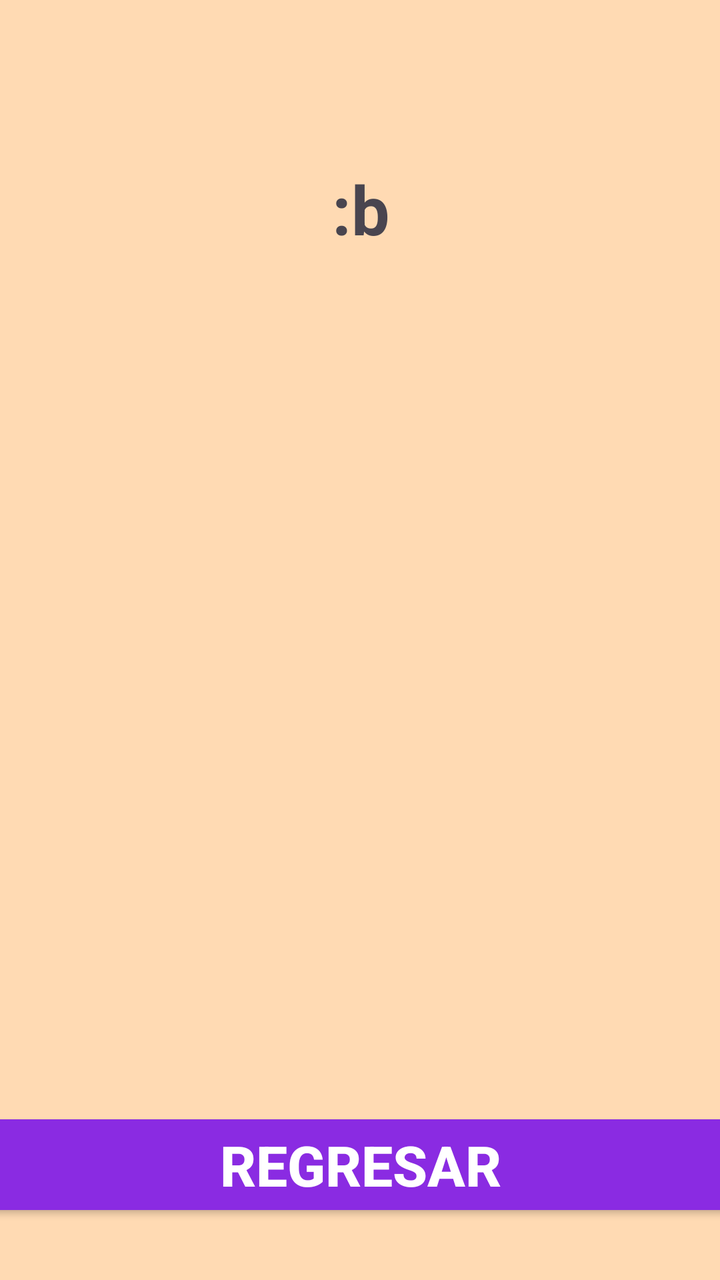
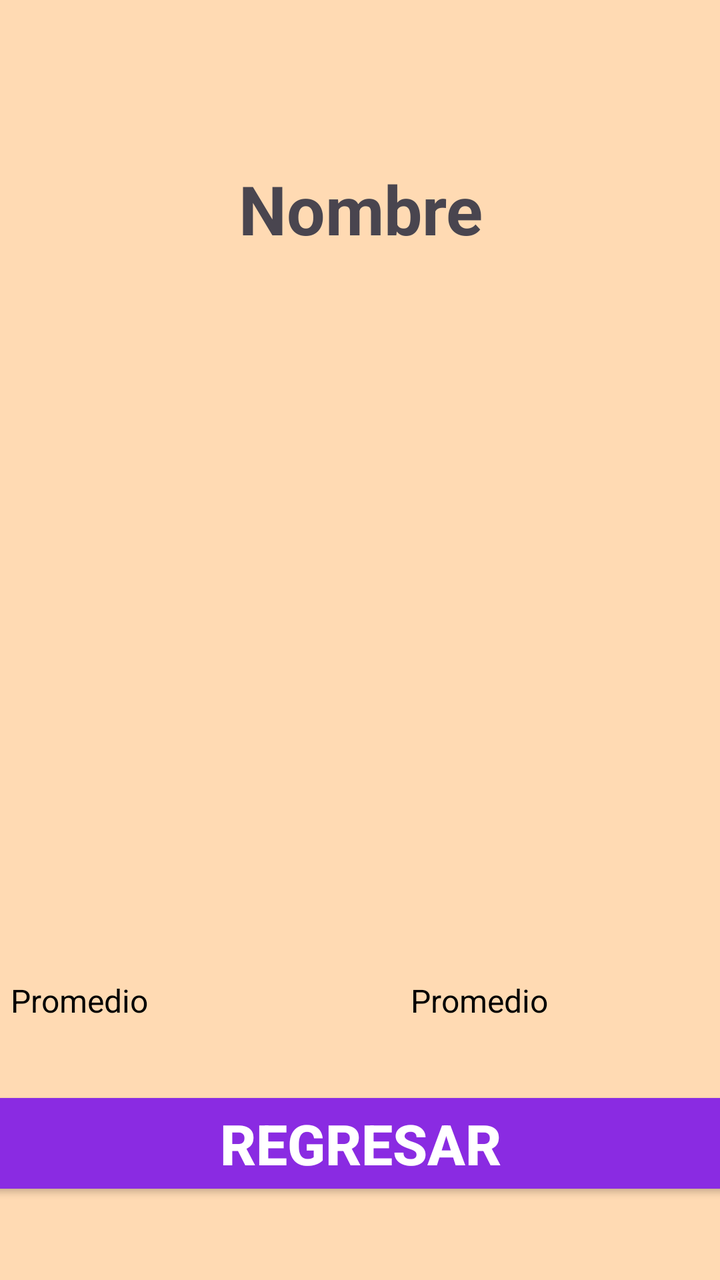

An Android layout rendered at two revisions. The XML below is the earlier revision; the diff shows what the commit changed to produce the second picture.
<!-- AndroidManifest.xml: application theme Theme.Proyecto_Integrador -->
<!-- res/layout/activity_perfil_academico.xml -->
<?xml version="1.0" encoding="utf-8"?>
<androidx.constraintlayout.widget.ConstraintLayout
    xmlns:android="http://schemas.android.com/apk/res/android"
    xmlns:app="http://schemas.android.com/apk/res-auto"
    xmlns:tools="http://schemas.android.com/tools"
    android:id="@+id/perfil_academico"
    android:layout_width="match_parent"
    android:layout_height="match_parent"
    android:background="@color/naranjapastel"
    tools:context=".PerfilAcademico">

    <TextView
        android:id="@+id/titulo"
        android:layout_width="375dp"
        android:layout_height="wrap_content"
        android:layout_marginBottom="50dp"
        android:gravity="center"
        android:text="@string/default_text"
        android:textSize="34sp"
        android:textStyle="bold"
        android:visibility="visible"
        app:layout_constraintBottom_toBottomOf="parent"
        app:layout_constraintEnd_toEndOf="parent"
        app:layout_constraintStart_toStartOf="parent"
        app:layout_constraintTop_toTopOf="parent"
        app:layout_constraintVertical_bias="0.15"
        app:layout_constraintHorizontal_bias="0.5"/>

    <LinearLayout
        android:layout_width="375dp"
        android:layout_height="424dp"
        android:layout_marginTop="21dp"
        android:layout_marginBottom="16dp"
        android:orientation="vertical"
        app:layout_constraintBottom_toBottomOf="parent"
        app:layout_constraintEnd_toEndOf="parent"
        app:layout_constraintStart_toStartOf="parent"
        app:layout_constraintTop_toTopOf="parent"
        app:layout_constraintVertical_bias="0.6"
        app:layout_constraintHorizontal_bias="0.5">

        <ScrollView
            android:layout_width="match_parent"
            android:layout_height="match_parent">

            <LinearLayout
                android:layout_width="match_parent"
                android:layout_height="wrap_content"
                android:gravity="center_horizontal"
                android:orientation="vertical">

                <ListView
                    android:id="@+id/lista_materias"
                    android:layout_width="375dp"
                    android:layout_height="250dp"
                    android:orientation="vertical"
                    app:layout_constraintBottom_toBottomOf="parent"
                    app:layout_constraintEnd_toEndOf="parent"
                    app:layout_constraintStart_toStartOf="parent"
                    app:layout_constraintTop_toTopOf="parent"
                    app:layout_constraintVertical_bias="0.4"
                    app:layout_constraintHorizontal_bias="0.5"/>
            </LinearLayout>
        </ScrollView>
    </LinearLayout>

    <LinearLayout
        android:layout_width="375dp"
        android:layout_height="wrap_content"
        android:orientation="vertical"
        android:gravity="center_horizontal|bottom"
        app:layout_constraintBottom_toBottomOf="parent"
        app:layout_constraintEnd_toEndOf="parent"
        app:layout_constraintStart_toStartOf="parent"
        app:layout_constraintTop_toTopOf="parent"
        app:layout_constraintVertical_bias="0.95"
        app:layout_constraintHorizontal_bias="0.5">

        <Button
            android:id="@+id/btn_back"
            android:visibility="visible"
            android:layout_width="match_parent"
            android:layout_height="wrap_content"
            android:text="@string/btn_back"
            android:textStyle="bold"
            android:textSize="28sp"
            android:textColor="@color/white"
            android:backgroundTint="@color/violeta"/>
    </LinearLayout>


</androidx.constraintlayout.widget.ConstraintLayout>
<!-- resources referenced by this layout -->
<resources>
  <color name="naranjapastel">#FFDAB3</color>
  <color name="violeta">#8A2BE2</color>
  <color name="white">#FFFFFF</color>
  <string name="btn_back" translatable="false">Regresar</string>
  <string name="default_text" translatable="false">:b</string>
  <style name="Theme.Proyecto_Integrador" parent="Base.Theme.Proyecto_Integrador" />
  <style name="Base.Theme.Proyecto_Integrador" parent="Theme.Material3.DayNight.NoActionBar">
          
          
      </style>
</resources>

<!-- the commit's change to res/layout/activity_perfil_academico.xml (unified diff, before → after) -->
@@ -15,7 +15,7 @@
         android:layout_height="wrap_content"
         android:layout_marginBottom="50dp"
         android:gravity="center"
-        android:text="@string/default_text"
+        android:text="@string/name"
         android:textSize="34sp"
         android:textStyle="bold"
         android:visibility="visible"
@@ -28,7 +28,7 @@
 
     <LinearLayout
         android:layout_width="375dp"
-        android:layout_height="424dp"
+        android:layout_height="wrap_content"
         android:layout_marginTop="21dp"
         android:layout_marginBottom="16dp"
         android:orientation="vertical"
@@ -36,7 +36,7 @@
         app:layout_constraintEnd_toEndOf="parent"
         app:layout_constraintStart_toStartOf="parent"
         app:layout_constraintTop_toTopOf="parent"
-        app:layout_constraintVertical_bias="0.6"
+        app:layout_constraintVertical_bias="0.5"
         app:layout_constraintHorizontal_bias="0.5">
 
         <ScrollView
@@ -45,20 +45,20 @@
 
             <LinearLayout
                 android:layout_width="match_parent"
-                android:layout_height="wrap_content"
+                android:layout_height="match_parent"
                 android:gravity="center_horizontal"
                 android:orientation="vertical">
 
                 <ListView
                     android:id="@+id/lista_materias"
                     android:layout_width="375dp"
-                    android:layout_height="250dp"
+                    android:layout_height="320dp"
                     android:orientation="vertical"
                     app:layout_constraintBottom_toBottomOf="parent"
                     app:layout_constraintEnd_toEndOf="parent"
                     app:layout_constraintStart_toStartOf="parent"
                     app:layout_constraintTop_toTopOf="parent"
-                    app:layout_constraintVertical_bias="0.4"
+                    app:layout_constraintVertical_bias="0.5"
                     app:layout_constraintHorizontal_bias="0.5"/>
             </LinearLayout>
         </ScrollView>
@@ -73,8 +73,32 @@
         app:layout_constraintEnd_toEndOf="parent"
         app:layout_constraintStart_toStartOf="parent"
         app:layout_constraintTop_toTopOf="parent"
-        app:layout_constraintVertical_bias="0.95"
+        app:layout_constraintVertical_bias="0.925"
         app:layout_constraintHorizontal_bias="0.5">
+
+        <LinearLayout
+            android:layout_width="match_parent"
+            android:layout_height="wrap_content"
+            android:gravity="center_horizontal"
+            android:orientation="horizontal"
+            android:layout_marginBottom="32dp">
+            <TextView
+                android:id="@+id/promedio"
+                android:text="@string/promedio"
+                android:textColor="@color/black"
+                android:textStyle="normal"
+                android:textSize="16sp"
+                android:layout_width="200dp"
+                android:layout_height="wrap_content"/>
+            <TextView
+                android:id="@+id/promedio_alumno"
+                android:text="@string/promedio"
+                android:textColor="@color/black"
+                android:textStyle="normal"
+                android:textSize="16sp"
+                android:layout_width="150dp"
+                android:layout_height="wrap_content"/>
+        </LinearLayout>
 
         <Button
             android:id="@+id/btn_back"
<!-- resource entries referenced after the edit -->
@@ -1,10 +1,12 @@
 <!-- resources referenced by this layout -->
 <resources>
+  <color name="black">#000000</color>
   <color name="naranjapastel">#FFDAB3</color>
   <color name="violeta">#8A2BE2</color>
   <color name="white">#FFFFFF</color>
   <string name="btn_back" translatable="false">Regresar</string>
-  <string name="default_text" translatable="false">:b</string>
+  <string name="name" translatable="false">Nombre</string>
+  <string name="promedio" translatable="false">Promedio</string>
   <style name="Theme.Proyecto_Integrador" parent="Base.Theme.Proyecto_Integrador" />
   <style name="Base.Theme.Proyecto_Integrador" parent="Theme.Material3.DayNight.NoActionBar">
           
